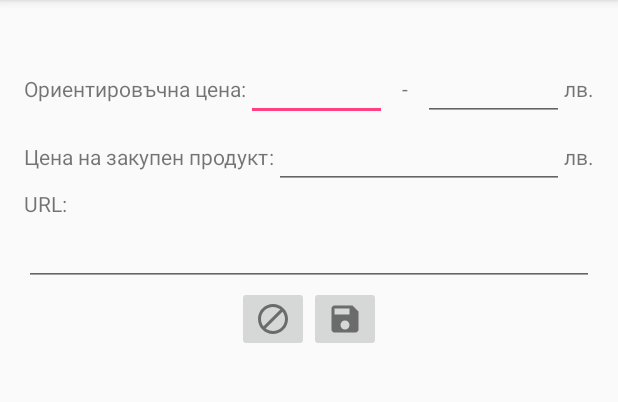
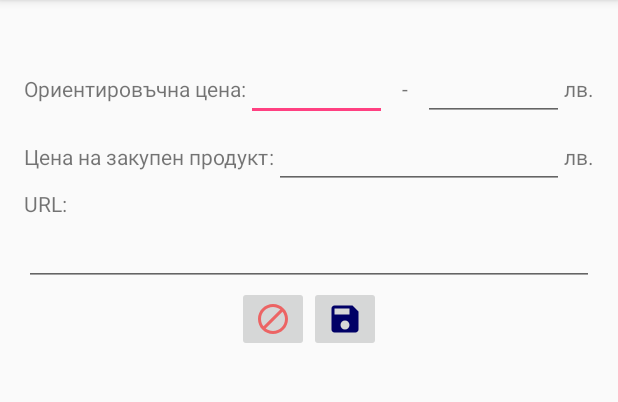
Before and after one commit to JennnyPash/Test, an Android app: the EditSubjectActivity screen opened directly, with no data from a screen before it, on a phone screen of 412 x 824 dp, the part 84-486 px from its top. Run offline under Robolectric (Android 15) with nearby library versions, the phone set to English and light mode, and no system bars; our stand-ins replace data binding; 4 statements that could not run were skipped.

Commit message:
update button colors

```diff
--- a/MyHome/app/src/main/res/drawable/ic_block_black_24dp.xml
+++ b/MyHome/app/src/main/res/drawable/ic_block_black_24dp.xml
@@ -1,5 +1,5 @@
-<vector android:alpha="0.50" android:height="24dp"
+<vector android:height="24dp"
     android:viewportHeight="24.0" android:viewportWidth="24.0"
     android:width="24dp" xmlns:android="http://schemas.android.com/apk/res/android">
-    <path android:fillColor="#FF000000" android:pathData="M12,2C6.48,2 2,6.48 2,12s4.48,10 10,10 10,-4.48 10,-10S17.52,2 12,2zM4,12c0,-4.42 3.58,-8 8,-8 1.85,0 3.55,0.63 4.9,1.69L5.69,16.9C4.63,15.55 4,13.85 4,12zM12,20c-1.85,0 -3.55,-0.63 -4.9,-1.69L18.31,7.1C19.37,8.45 20,10.15 20,12c0,4.42 -3.58,8 -8,8z"/>
+    <path android:fillColor="#88FF0000" android:pathData="M12,2C6.48,2 2,6.48 2,12s4.48,10 10,10 10,-4.48 10,-10S17.52,2 12,2zM4,12c0,-4.42 3.58,-8 8,-8 1.85,0 3.55,0.63 4.9,1.69L5.69,16.9C4.63,15.55 4,13.85 4,12zM12,20c-1.85,0 -3.55,-0.63 -4.9,-1.69L18.31,7.1C19.37,8.45 20,10.15 20,12c0,4.42 -3.58,8 -8,8z"/>
 </vector>
--- a/MyHome/app/src/main/res/drawable/ic_remove_circle_outline_black_24dp.xml
+++ b/MyHome/app/src/main/res/drawable/ic_remove_circle_outline_black_24dp.xml
@@ -1,5 +1,5 @@
-<vector android:alpha="0.50" android:height="24dp"
+<vector android:height="24dp"
     android:viewportHeight="24.0" android:viewportWidth="24.0"
     android:width="24dp" xmlns:android="http://schemas.android.com/apk/res/android">
-    <path android:fillColor="#FF000000" android:pathData="M7,11v2h10v-2L7,11zM12,2C6.48,2 2,6.48 2,12s4.48,10 10,10 10,-4.48 10,-10S17.52,2 12,2zM12,20c-4.41,0 -8,-3.59 -8,-8s3.59,-8 8,-8 8,3.59 8,8 -3.59,8 -8,8z"/>
+    <path android:fillColor="#FFFF0000" android:pathData="M7,11v2h10v-2L7,11zM12,2C6.48,2 2,6.48 2,12s4.48,10 10,10 10,-4.48 10,-10S17.52,2 12,2zM12,20c-4.41,0 -8,-3.59 -8,-8s3.59,-8 8,-8 8,3.59 8,8 -3.59,8 -8,8z"/>
 </vector>
--- a/MyHome/app/src/main/res/drawable/ic_save_black_24dp.xml
+++ b/MyHome/app/src/main/res/drawable/ic_save_black_24dp.xml
@@ -1,5 +1,5 @@
-<vector android:alpha="0.50" android:height="24dp"
+<vector android:height="24dp"
     android:viewportHeight="24.0" android:viewportWidth="24.0"
     android:width="24dp" xmlns:android="http://schemas.android.com/apk/res/android">
-    <path android:fillColor="#FF000000" android:pathData="M17,3L5,3c-1.11,0 -2,0.9 -2,2v14c0,1.1 0.89,2 2,2h14c1.1,0 2,-0.9 2,-2L21,7l-4,-4zM12,19c-1.66,0 -3,-1.34 -3,-3s1.34,-3 3,-3 3,1.34 3,3 -1.34,3 -3,3zM15,9L5,9L5,5h10v4z"/>
+    <path android:fillColor="#FF000066" android:pathData="M17,3L5,3c-1.11,0 -2,0.9 -2,2v14c0,1.1 0.89,2 2,2h14c1.1,0 2,-0.9 2,-2L21,7l-4,-4zM12,19c-1.66,0 -3,-1.34 -3,-3s1.34,-3 3,-3 3,1.34 3,3 -1.34,3 -3,3zM15,9L5,9L5,5h10v4z"/>
 </vector>
--- a/MyHome/app/src/main/res/layout/activity_room.xml
+++ b/MyHome/app/src/main/res/layout/activity_room.xml
@@ -152,11 +152,12 @@
             android:layout_width="match_parent"
             android:layout_height="wrap_content"
             android:text="@={subject.url}" />
-        <Button
+        <ImageButton
             android:layout_width="wrap_content"
             android:layout_height="wrap_content"
             android:layout_gravity="center_horizontal"
             android:onClick="onAddSubjectClick"
+            android:src="@drawable/ic_add_circle_outline_black_24dp"
             android:text="+"/>
         <LinearLayout
             android:layout_width="match_parent"
```
Also changed, not shown: MyHome/app/src/main/res/drawable/ic_add_circle_outline_black_24dp.xml (added, +9 -0 lines).
